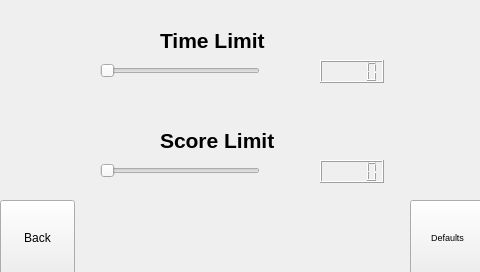
First picture: the form in Mochi-Pounders/settings.ui, repository amfaller/Mochi-Pounders, before the edit.
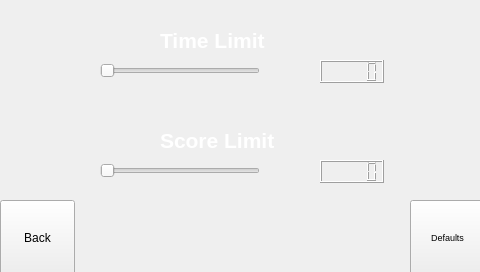
Second picture: the form after the edit.

```diff
--- a/Mochi-Pounders/settings.ui
+++ b/Mochi-Pounders/settings.ui
@@ -67,7 +67,7 @@
      </font>
     </property>
     <property name="text">
-     <string>Time Limit</string>
+     <string>&lt;html&gt;&lt;head/&gt;&lt;body&gt;&lt;p&gt;&lt;span style=&quot; color:#ffffff;&quot;&gt;Time Limit&lt;/span&gt;&lt;/p&gt;&lt;/body&gt;&lt;/html&gt;</string>
     </property>
    </widget>
    <widget class="QLabel" name="label_score">
@@ -87,7 +87,7 @@
      </font>
     </property>
     <property name="text">
-     <string>Score Limit</string>
+     <string>&lt;html&gt;&lt;head/&gt;&lt;body&gt;&lt;p&gt;&lt;span style=&quot; color:#ffffff;&quot;&gt;Score Limit&lt;/span&gt;&lt;/p&gt;&lt;/body&gt;&lt;/html&gt;</string>
     </property>
    </widget>
    <widget class="QLCDNumber" name="number_score">
```
